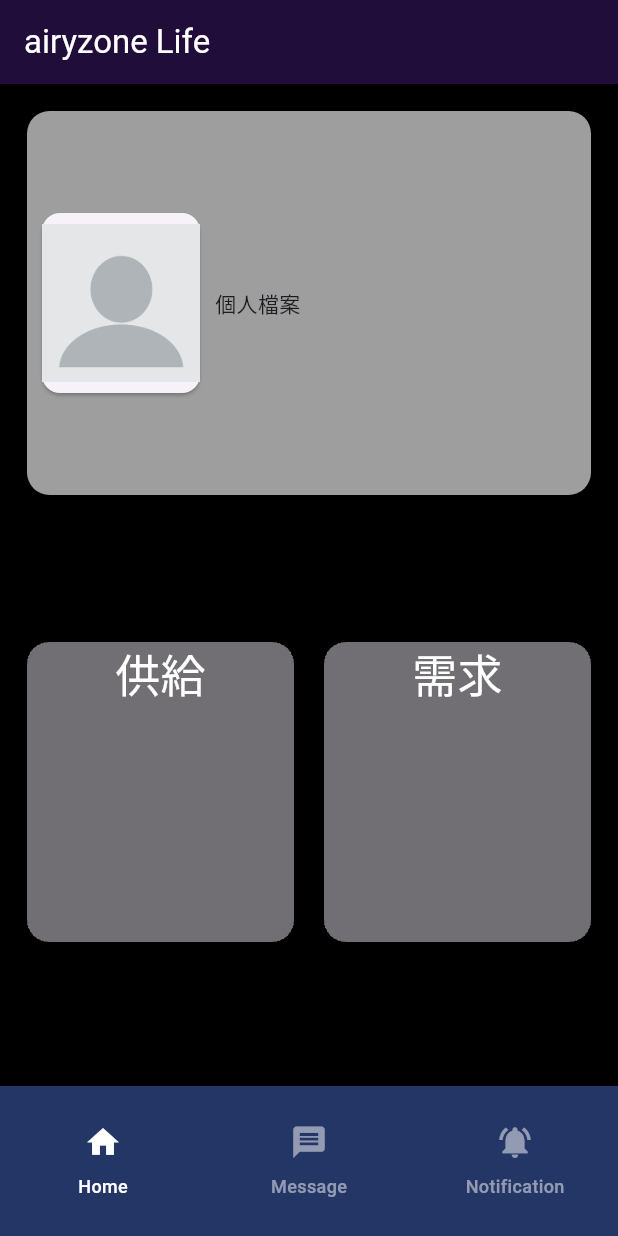
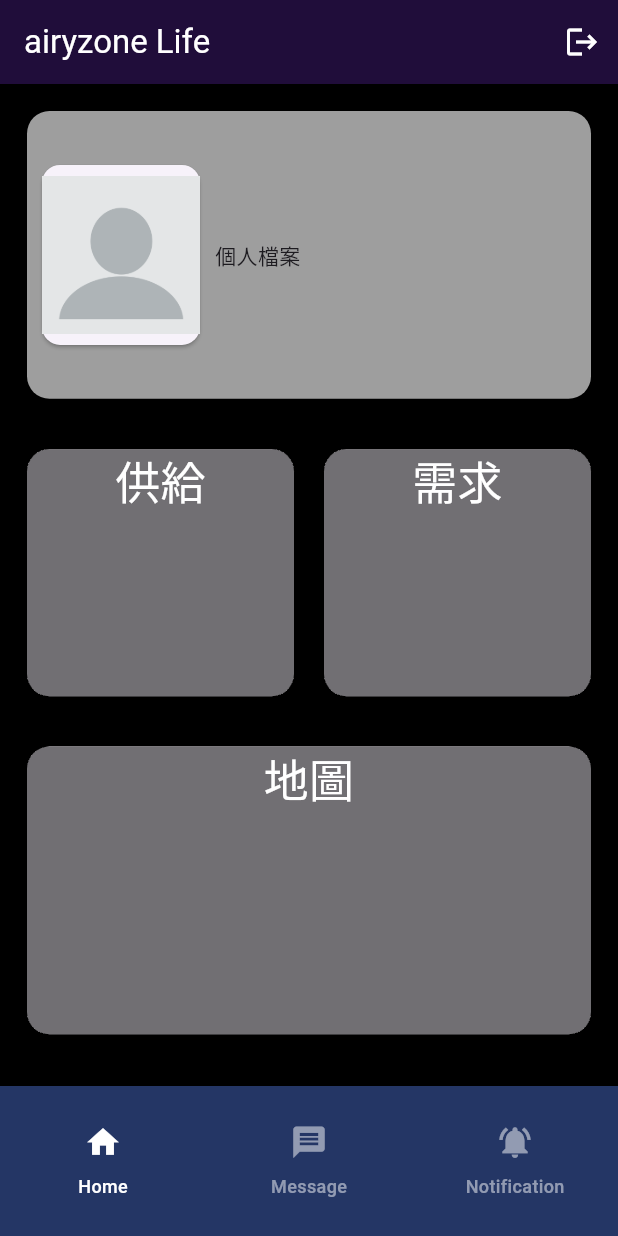
Before and after one commit to gift-1215/life, a Flutter app: the AuthPage screen opened directly, on a phone screen of 412 x 824 dp. Run offline on Flutter 3.47's test engine with Material 3 defaults, Android fonts, the phone set to English and light mode, and no system bars; our stand-ins replace firebase_auth, firebase_core, get, sign_in_button; accounts and stored records are empty.

Commit message:
logout done

```diff
--- a/lib/auth_page.dart
+++ b/lib/auth_page.dart
@@ -11,11 +11,10 @@ class AuthPage extends StatelessWidget{
       body: StreamBuilder<User?>(
         stream: FirebaseAuth.instance.authStateChanges(),
         builder: (context, snapshot) {
-          //return SignInPage();
           if(snapshot.hasData){
             return LandingPage();
           }else{
-            return SignInPage();
+            return const SignInPage();
           }
         },
       ),
--- a/lib/home_page.dart
+++ b/lib/home_page.dart
@@ -1,3 +1,4 @@
+import 'package:firebase_auth/firebase_auth.dart';
 import 'package:flutter/cupertino.dart';
 import 'package:flutter/material.dart';
 import 'package:flutter/widgets.dart';
@@ -6,7 +7,9 @@ import 'request.dart';
 import 'provide.dart';
 
 class HomePage extends StatelessWidget {
-  const HomePage({Key? key}) : super(key: key);
+  HomePage({Key? key}) : super(key: key);
+
+  final user = FirebaseAuth.instance.currentUser!;
 
   @override
   Widget build(BuildContext context) {
@@ -31,20 +34,22 @@ class HomePage extends StatelessWidget {
                   },
                   child: Expanded(
                     child: SizedBox(
+                      height: MediaQuery.of(context).size.height * 0.2,
                       width: MediaQuery.of(context).size.width,
-                      child:  Row(
+                      child: Row(
                         children: [
                           Expanded(
                             flex: 1,
                             child: Card(
                               margin: EdgeInsets.all(10),
-                              child: Image.asset('assets/blank-profile-picture-973460_960_720.webp',
+                              child: Image.asset(
+                                'assets/blank-profile-picture-973460_960_720.webp',
                                 height: 120,
                                 width: 250,
                               ),
                             ),
                           ),
-                          Expanded(flex: 2, child: Text('個人檔案')),
+                          Expanded(flex: 2, child: Text('個人檔案' + user.email!)),
                         ],
                       ),
                     ),
@@ -52,7 +57,7 @@ class HomePage extends StatelessWidget {
                 ),
               ),
             ),
-            const SizedBox(height: 50),
+
             Expanded(
               child: Row(
                 mainAxisAlignment: MainAxisAlignment.center,
@@ -73,7 +78,7 @@ class HomePage extends StatelessWidget {
                         },
                         child: Container(
                           color: Colors.black54,
-                          height: 200,
+                          height: MediaQuery.of(context).size.height * 0.2,
                           child: const Text(
                             '供給',
                             style: TextStyle(color: Colors.white, fontSize: 30),
@@ -100,7 +105,7 @@ class HomePage extends StatelessWidget {
                         },
                         child: Container(
                           color: Colors.black54,
-                          height: 200,
+                          height: MediaQuery.of(context).size.height * 0.2,
                           child: const Text(
                             '需求',
                             style: TextStyle(color: Colors.white, fontSize: 30),
@@ -113,7 +118,36 @@ class HomePage extends StatelessWidget {
                 ],
               ),
             ),
-            const SizedBox(height: 50),
+
+            Expanded(
+              child: Card(
+                margin: const EdgeInsets.all(10.0),
+                shape: RoundedRectangleBorder(
+                  borderRadius: BorderRadius.circular(15.0),
+                ),
+                clipBehavior: Clip.hardEdge,
+                child: InkWell(
+                  splashColor: Colors.blue,
+                  onTap: () {
+                    debugPrint('Map tapped.');
+                    Get.to(const Provide());
+                  },
+                  child: Container(
+                    color: Colors.black54,
+                    height: MediaQuery.of(context).size.height * 0.15,
+                    width: MediaQuery.of(context).size.width ,
+                    child: const Text(
+                      '地圖',
+                      style: TextStyle(color: Colors.white, fontSize: 30),
+                      textAlign: TextAlign.center,
+                    ),
+                  ),
+                ),
+              ),
+            ),
+            SizedBox(
+              height: MediaQuery.of(context).size.height * 0.02,
+            ),
           ],
         ),
       ),
--- a/lib/landing_page.dart
+++ b/lib/landing_page.dart
@@ -1,13 +1,11 @@
+import 'package:firebase_auth/firebase_auth.dart';
 import 'package:flutter/material.dart';
 import 'package:get/get.dart';
 
 import 'message_page.dart';
 import 'home_page.dart';
 import 'notification_page.dart';
-import 'getx_controller.dart';
-import 'sign_page.dart';
-
-bool sign_in = false;
+import 'components/getx_controller.dart';
 
 class LandingPage extends StatelessWidget {
   final TextStyle unselectedLabelStyle = TextStyle(
@@ -20,7 +18,8 @@ class LandingPage extends StatelessWidget {
 
   buildBottomNavigationMenu(context, landingPageController) {
     return Obx(() => MediaQuery(
-        data: MediaQuery.of(context).copyWith(textScaleFactor: 1.0),
+        data: MediaQuery.of(context)
+            .copyWith(textScaler: const TextScaler.linear(1.0)),
         child: SizedBox(
           height: 100,
           child: BottomNavigationBar(
@@ -72,6 +71,10 @@ class LandingPage extends StatelessWidget {
         )));
   }
 
+  void signUserOut(){
+    FirebaseAuth.instance.signOut();
+  }
+
   @override
   Widget build(BuildContext context) {
     final LandingPageController landingPageController =
@@ -80,19 +83,23 @@ class LandingPage extends StatelessWidget {
         child: Scaffold(
       bottomNavigationBar:
           buildBottomNavigationMenu(context, landingPageController),
-appBar: AppBar(
+      appBar: AppBar(
         title: const Text(
           'airyzone Life',
           style: TextStyle(color: Colors.white),
         ),
-        iconTheme: const IconThemeData(color: Colors.white),
-        backgroundColor: Color.fromARGB(255, 32, 13, 58),
-      ),      body: Obx(() => IndexedStack(
+        //iconTheme: const IconThemeData(color: Colors.white),
+        actions: [
+          IconButton(onPressed: signUserOut, icon: Icon(Icons.logout,color: Colors.white,)),
+        ],
+        backgroundColor: const Color.fromARGB(255, 32, 13, 58),
+      ),
+      body: Obx(() => IndexedStack(
             index: landingPageController.tabIndex.value,
             children: [
-              const HomePage(),
-              const MessagePage(),
-              const NotificationPage(),
+              HomePage(),
+              MessagePage(),
+              NotificationPage(),
             ],
           )),
     ));
--- a/lib/main.dart
+++ b/lib/main.dart
@@ -1,12 +1,11 @@
 import 'package:firebase_core/firebase_core.dart';
 import 'package:firebase_auth/firebase_auth.dart';
-import 'package:life/auth_page.dart';
 import 'firebase_options.dart';
 import 'package:flutter/material.dart';
 import 'package:get/get.dart';
 import 'package:life/firebase_options.dart';
 
-import 'sign_page.dart';
+import 'welcome_page.dart';
 
 void main() async {
   WidgetsFlutterBinding.ensureInitialized();
@@ -21,7 +20,7 @@ class MyApp extends StatelessWidget {
   Widget build(BuildContext context) {
     return GetMaterialApp(
       theme: ThemeData(useMaterial3: true),
-      home: AuthPage(),
+      home: const WelcomePage(),
     );
   }
 }
```
Also changed, not shown: lib/sign_page.dart (+11 -9 lines), lib/welcome_page.dart (added, +52 -0 lines), lib/components/getx_controller.dart (renamed from lib/getx_controller.dart).
